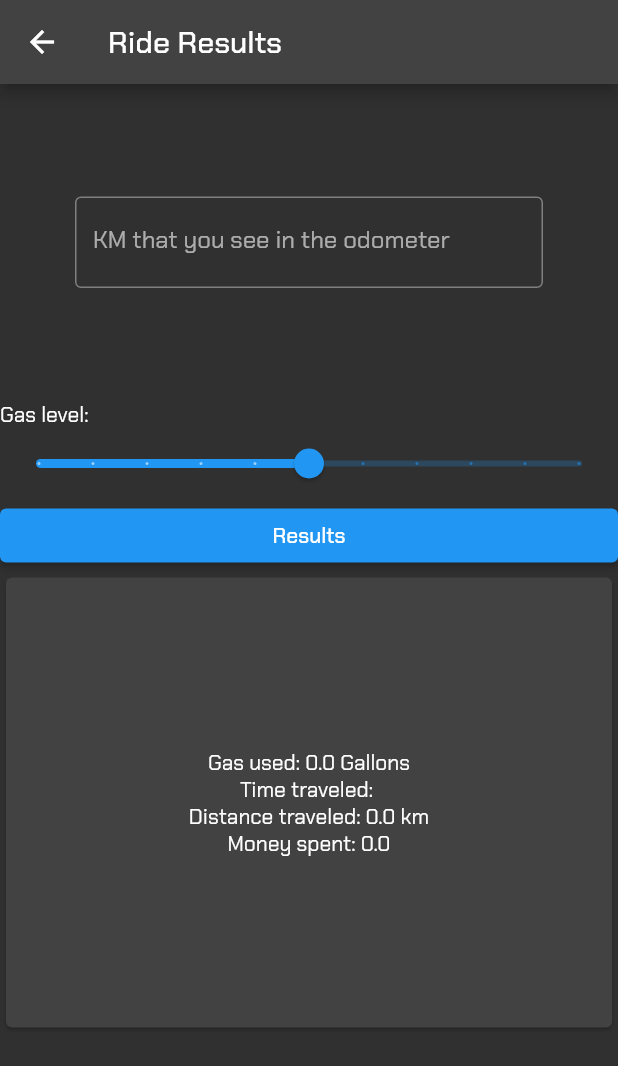
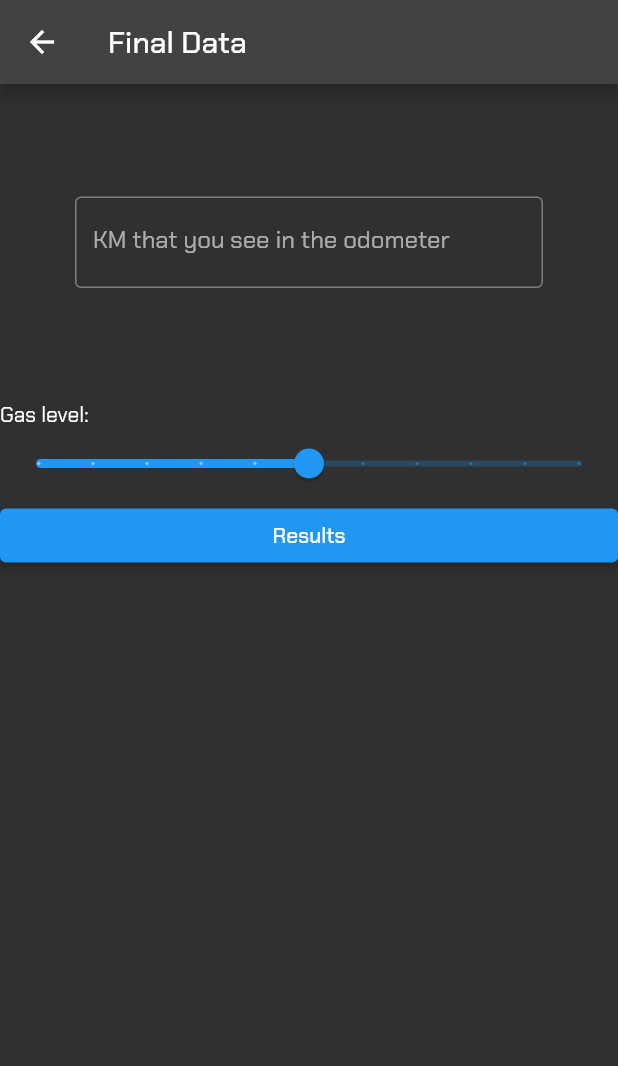
Before and after one commit to navirobayo/venom, a Flutter app: the NewRide screen opened directly with empty values, after a tap on "Press now and Analyze", on a phone screen of 412 x 824 dp. Shown: the top 1066 px of the screen. Run offline on Flutter 3.47's test engine with Material 2 defaults, Android fonts, the phone set to English and light mode, and no system bars; our stand-ins replace circular_countdown_timer, flutter_time_picker_spinner, google_fonts, sqflite; accounts and stored records are empty.

Commit message:
New Screen to show results

```diff
--- /dev/null
+++ b/venom/lib/presentation/final_data/final_data_screen.dart
@@ -0,0 +1,93 @@
+import 'package:flutter/material.dart';
+import 'package:venom/presentation/results_screen/results_screen.dart';
+
+class FinalData extends StatefulWidget {
+  final String timeTraveled;
+  final double gasLevel1;
+  final double odometer1;
+
+  const FinalData(
+      {Key? key,
+      required this.timeTraveled,
+      required this.gasLevel1,
+      required this.odometer1})
+      : super(key: key);
+
+  @override
+  State<FinalData> createState() => _FinalDataState();
+}
+
+class _FinalDataState extends State<FinalData> {
+  double _gasLevel2 = 0.5;
+  final odometer2 = TextEditingController();
+  double gasUsed = 0.0;
+  double gasPrice = 0.0;
+
+  @override
+  Widget build(BuildContext context) {
+    return Scaffold(
+      appBar: AppBar(
+        title: const Text("Final Data"),
+      ),
+      body: ListView(
+        children: [
+          const SizedBox(
+            height: 25,
+          ),
+          Padding(
+            padding: const EdgeInsets.all(50.0),
+            child: TextField(
+              controller: odometer2,
+              decoration: const InputDecoration(
+                border: OutlineInputBorder(),
+                labelText: 'KM that you see in the odometer',
+              ),
+              textAlign: TextAlign.center,
+              textAlignVertical: TextAlignVertical.center,
+              keyboardType: TextInputType.number,
+            ),
+          ),
+          const SizedBox(
+            height: 25,
+          ),
+          const Text("Gas level:"),
+          Slider(
+            value: _gasLevel2,
+            onChanged: (value) {
+              setState(() {
+                _gasLevel2 = value;
+              });
+            },
+            min: 0,
+            max: 1,
+            divisions: 10,
+            label: _gasLevel2 == 0
+                ? "Empty tank"
+                : _gasLevel2 == 1
+                    ? "Full tank"
+                    : "",
+          ),
+          Expanded(
+            child: ElevatedButton(
+              onPressed: () {
+                final enteredOdometer2 = double.tryParse(odometer2.text) ?? 0.0;
+                Navigator.push(
+                  context,
+                  MaterialPageRoute(
+                    builder: (context) => ResultsScreen(
+                      timeTraveled: widget.duration,
+                      gasLevel1: _gasLevel,
+                      odometer1: widget.odometer1,
+                      odometer2: enteredOdometer2,
+                    ),
+                  ),
+                );
+              },
+              child: const Text("Results"),
+            ),
+          ),
+        ],
+      ),
+    );
+  }
+}
--- a/venom/lib/presentation/new_ride/before_ride_2.dart
+++ b/venom/lib/presentation/new_ride/before_ride_2.dart
@@ -16,7 +16,7 @@ class KmInBike extends StatefulWidget {
 
 class _KmInBikeState extends State<KmInBike> {
   double _gasLevel = 0.5;
-  final _odometer1Controller = TextEditingController();
+  final odometer1 = TextEditingController();
   @override
   Widget build(BuildContext context) {
     return Scaffold(
@@ -31,7 +31,7 @@ class _KmInBikeState extends State<KmInBike> {
               Padding(
                 padding: const EdgeInsets.all(50.0),
                 child: TextField(
-                  controller: _odometer1Controller,
+                  controller: odometer1,
                   decoration: const InputDecoration(
                     border: OutlineInputBorder(),
                     labelText: 'KM that you see in the odometer',
@@ -68,7 +68,7 @@ class _KmInBikeState extends State<KmInBike> {
                 child: ElevatedButton(
                   onPressed: () {
                     final enteredOdometer1 =
-                        double.tryParse(_odometer1Controller.text) ?? 0.0;
+                        double.tryParse(odometer1.text) ?? 0.0;
                     Navigator.push(
                       context,
                       MaterialPageRoute(
--- a/venom/lib/presentation/new_ride/new_ride.dart
+++ b/venom/lib/presentation/new_ride/new_ride.dart
@@ -1,7 +1,7 @@
 import 'package:flutter/material.dart';
 import 'package:circular_countdown_timer/circular_countdown_timer.dart';
 import 'package:venom/components/timer_widget.dart';
-import 'package:venom/presentation/results_screen/results_screen.dart';
+import 'package:venom/presentation/final_data/final_data_screen.dart';
 
 class NewRide extends StatefulWidget {
   final int duration;
@@ -72,7 +72,7 @@ class _NewRideState extends State<NewRide> {
                 Navigator.push(
                   context,
                   MaterialPageRoute(
-                    builder: (context) => ResultsScreen(
+                    builder: (context) => FinalData(
                       gasLevel1: _gasLevel1,
                       odometer1: widget.odometer1,
                       timeTraveled: (_controller.getTime()).toString(),
--- a/venom/lib/presentation/results_screen/results_screen.dart
+++ b/venom/lib/presentation/results_screen/results_screen.dart
@@ -5,12 +5,14 @@ class ResultsScreen extends StatefulWidget {
   final String timeTraveled;
   final double gasLevel1;
   final double odometer1;
+  final double odometer2;
 
   const ResultsScreen(
       {Key? key,
       required this.timeTraveled,
       required this.gasLevel1,
-      required this.odometer1})
+      required this.odometer1,
+      required this.odometer2})
       : super(key: key);
 
   @override
@@ -19,10 +21,27 @@ class ResultsScreen extends StatefulWidget {
 
 class _ResultsScreenState extends State<ResultsScreen> {
   double _gasLevel2 = 0.5;
-  final _odometer2Controller = TextEditingController();
   double _distanceTravelled = 0.0;
   double gasUsed = 0.0;
   double gasPrice = 0.0;
+
+  Future<double?> getFuelPriceFromDatabase() async {
+    final db = await DatabaseHelper.instance.database;
+    final result = await db.query('fuel_prices');
+
+    if (result.isEmpty) return null;
+
+    return result.first['price'] as double?;
+  }
+
+  Future<double?> getFuelCapacityFromDatabase() async {
+    final db = await DatabaseHelper.instance.database;
+    final result = await db.query('bike_info');
+
+    if (result.isEmpty) return null;
+
+    return result.first['fuel_capacity'] as double?;
+  }
 
   void calculateDistanceTravelled() {
     final double odometer2 = double.tryParse(_odometer2Controller.text) ?? 0.0;
@@ -47,57 +66,12 @@ class _ResultsScreenState extends State<ResultsScreen> {
   Widget build(BuildContext context) {
     return Scaffold(
       appBar: AppBar(
-        title: const Text("Ride Results"),
+        title: const Text("Results"),
       ),
       body: ListView(
         children: [
           const SizedBox(
             height: 25,
-          ),
-          Padding(
-            padding: const EdgeInsets.all(50.0),
-            child: TextField(
-              controller: _odometer2Controller,
-              decoration: const InputDecoration(
-                border: OutlineInputBorder(),
-                labelText: 'KM that you see in the odometer',
-              ),
-              textAlign: TextAlign.center,
-              textAlignVertical: TextAlignVertical.center,
-              keyboardType: TextInputType.number,
-            ),
-          ),
-          const SizedBox(
-            height: 25,
-          ),
-          //Slicer to choose the gas level
-          const Text("Gas level:"),
-          Slider(
-            value: _gasLevel2,
-            onChanged: (value) {
-              setState(() {
-                _gasLevel2 = value;
-              });
-            },
-            min: 0,
-            max: 1,
-            divisions: 10,
-            label: _gasLevel2 == 0
-                ? "Empty tank"
-                : _gasLevel2 == 1
-                    ? "Full tank"
-                    : "",
-          ),
-          Expanded(
-            child: ElevatedButton(
-              onPressed: () {
-                calculateDistanceTravelled();
-                calculateGasUsed();
-                calculateGasPrice();
-                setState(() {});
-              },
-              child: const Text("Results"),
-            ),
           ),
           Card(
             child: SizedBox(
```
Also changed, not shown: venom/lib/components/database_helper.dart (+0 -18 lines).
